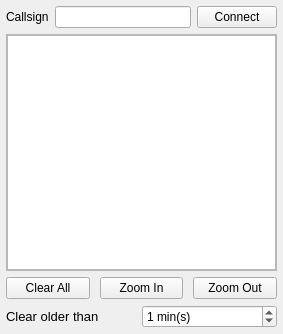
Old version of the form qsourcelogger/data/bandmap.ui in the repository kyleboyle/not1mm.
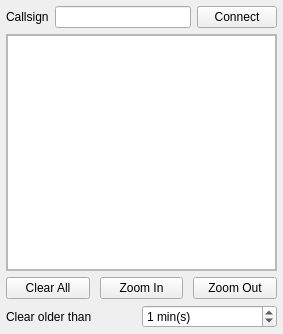
New version of the form.

Patch:
```diff
--- a/qsourcelogger/data/bandmap.ui
+++ b/qsourcelogger/data/bandmap.ui
@@ -200,11 +200,6 @@
       </property>
       <item>
        <widget class="QLabel" name="clear_spot_olderLabel">
-        <property name="font">
-         <font>
-          <pointsize>10</pointsize>
-         </font>
-        </property>
         <property name="text">
          <string>Clear older than </string>
         </property>
```
Left out of the diff: 15 changed lines with no effect on the pictures.
